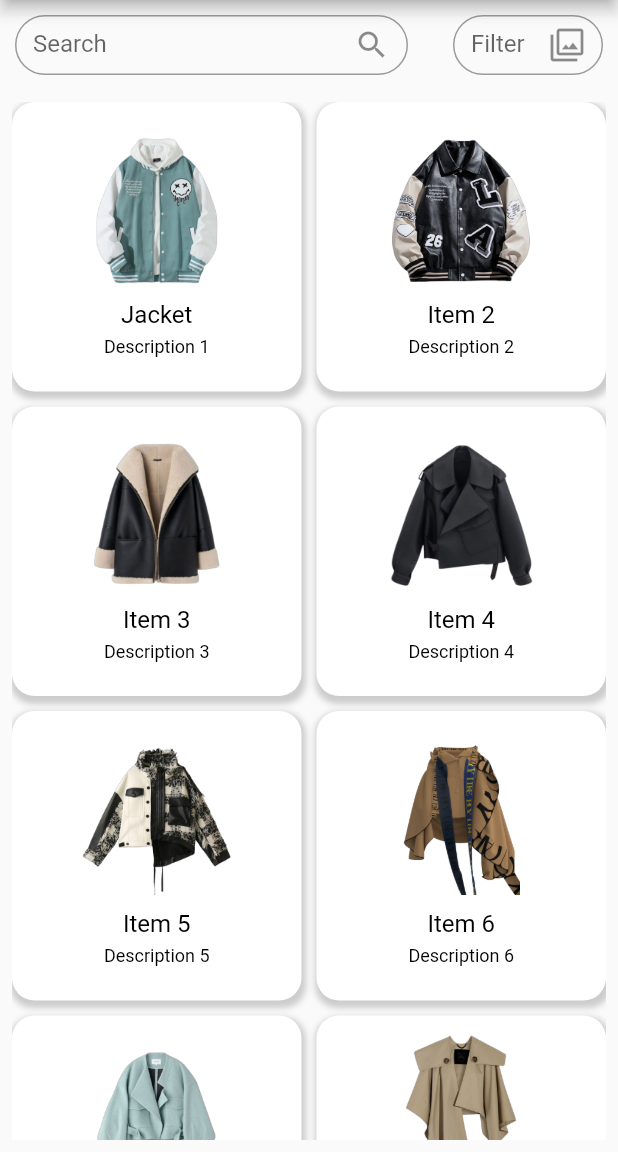
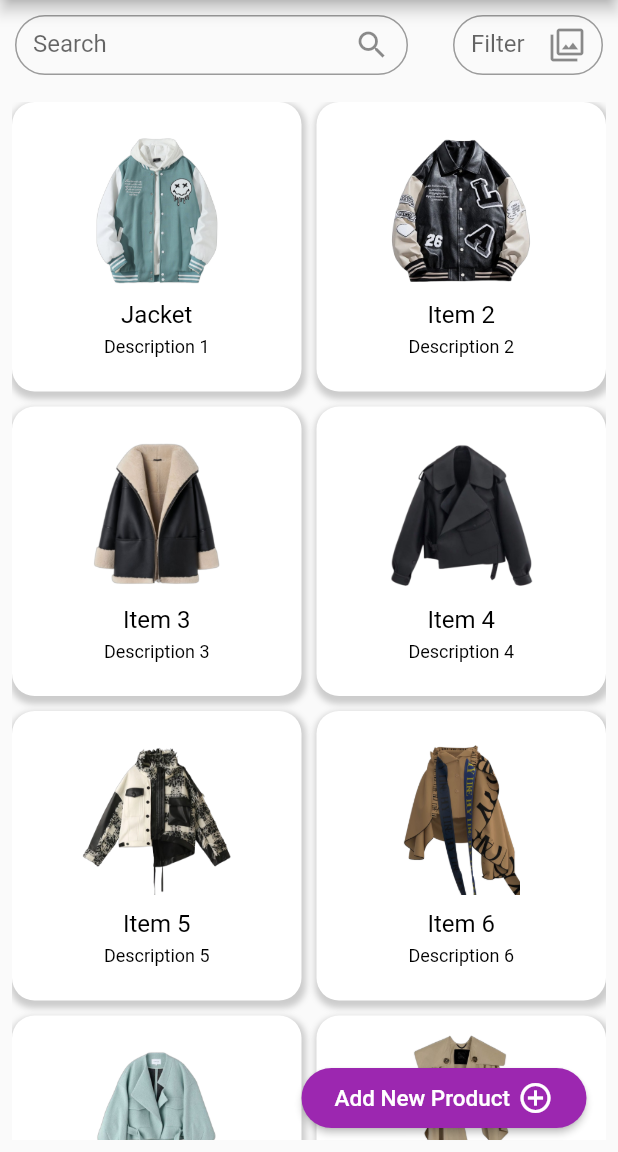
Before and after one commit to dheniraa/section7, a Flutter app: the screen it shows after launch, on a phone screen of 412 x 824 dp, the part 84-1236 px from its top. Run offline on Flutter 3.47's test engine with Material 2 defaults, Android fonts, the phone set to English and light mode, and no system bars; our stand-ins replace get.

Commit message:
update progres 2

```diff
--- a/lib/app/modules/home/views/home_view.dart
+++ b/lib/app/modules/home/views/home_view.dart
@@ -1,7 +1,6 @@
 import 'dart:math';
 
 import 'package:flutter/material.dart';
-
 import 'package:get/get.dart';
 import 'package:section7/app/modules/product/views/product_view.dart';
 
@@ -53,11 +52,6 @@ class HomeView extends GetView {
     'assets/images/7.png',
     'assets/images/8.png',
   ];
-
-  // void onContainerClicked(String title) {
-  //   // Navigasi ke halaman produk dengan judul sebagai argumen
-  //   Get.to(ProductView(title: title));
-  // }
 
   @override
   Widget build(BuildContext context) {
@@ -126,11 +120,12 @@ class HomeView extends GetView {
                   crossAxisSpacing: 10.0,
                   mainAxisSpacing: 10.0,
                 ),
-                // itemBuilder: (context, index) => GestureDetector(
-                //   onTap: () {
-                //     onContainerClicked(items[index]['title']);
-                //   },
-                itemBuilder: (context, index) => Container(
+                itemBuilder: (context, index) => GestureDetector(
+                  // onTap: () {
+                  //   Get.to(ProductView(title: items[index]['title']));
+                  // },
+                  child: Container(
+                    height: 300,
                     decoration: BoxDecoration(
                       color: Colors.white,
                       borderRadius: BorderRadius.circular(15),
@@ -139,7 +134,7 @@ class HomeView extends GetView {
                           color: Colors.grey.withOpacity(0.5),
                           spreadRadius: 2,
                           blurRadius: 3,
-                        offset: Offset(1, 3), // changes position of shadow
+                          offset: Offset(1, 3),
                         ),
                       ],
                     ),
@@ -167,9 +162,41 @@ class HomeView extends GetView {
                 ),
               ),
             ),
-          // ),
+          ),
         ],
       ),
+      floatingActionButton: Container(
+        padding: EdgeInsets.only(right: 5),
+        child: SizedBox(
+          width: 190,
+          height: 40,
+          child: ElevatedButton(
+            onPressed: () {
+              // Aksi ketika tombol "Add New Product" ditekan
+              // Contoh: Navigasi ke halaman tambah produk
+              // Get.to(AddProductView());
+            },
+            child: Row(
+              mainAxisSize: MainAxisSize.min,
+              children: [
+                Text(
+                  'Add New Product',
+                  style: TextStyle(fontSize: 15),
+                ),
+                SizedBox(width: 5),
+                Icon(Icons.add_circle_outline_outlined),
+              ],
+            ),
+            style: ElevatedButton.styleFrom(
+              primary: Colors.purple,
+              shape: RoundedRectangleBorder(
+                borderRadius: BorderRadius.circular(30.0),
+              ),
+            ),
+          ),
+        ),
+      ),
+      floatingActionButtonLocation: FloatingActionButtonLocation.endFloat,
     );
   }
 }
--- a/lib/app/modules/product/views/product_view.dart
+++ b/lib/app/modules/product/views/product_view.dart
@@ -6,6 +6,7 @@ import '../controllers/product_controller.dart';
 
 class ProductView extends GetView<ProductController> {
   const ProductView({Key key}) : super(key: key);
+
   @override
   Widget build(BuildContext context) {
     return Scaffold(
--- a/lib/app/routes/app_pages.dart
+++ b/lib/app/routes/app_pages.dart
@@ -1,5 +1,7 @@
 import 'package:get/get.dart';
 
+import '../modules/addProduct/bindings/add_product_binding.dart';
+import '../modules/addProduct/views/add_product_view.dart';
 import '../modules/home/bindings/home_binding.dart';
 import '../modules/home/views/home_view.dart';
 import '../modules/product/bindings/product_binding.dart';
@@ -23,5 +25,10 @@ class AppPages {
       page: () => const ProductView(),
       binding: ProductBinding(),
     ),
+    GetPage(
+      name: _Paths.ADD_PRODUCT,
+      page: () => const AddProductView(),
+      binding: AddProductBinding(),
+    ),
   ];
 }
--- a/lib/app/routes/app_routes.dart
+++ b/lib/app/routes/app_routes.dart
@@ -5,10 +5,12 @@ abstract class Routes {
   Routes._();
   static const HOME = _Paths.HOME;
   static const PRODUCT = _Paths.PRODUCT;
+  static const ADD_PRODUCT = _Paths.ADD_PRODUCT;
 }
 
 abstract class _Paths {
   _Paths._();
   static const HOME = '/home';
   static const PRODUCT = '/product';
+  static const ADD_PRODUCT = '/add-product';
 }
--- a/pubspec.yaml
+++ b/pubspec.yaml
@@ -30,3 +30,4 @@ flutter:
     - assets/images/6.png
     - assets/images/7.png
     - assets/images/8.png
+    - assets/images/form.png
```
Also changed, not shown: lib/app/modules/addProduct/bindings/add_product_binding.dart (added, +12 -0 lines), lib/app/modules/addProduct/controllers/add_product_controller.dart (added, +23 -0 lines), lib/app/modules/addProduct/views/add_product_view.dart (added, +178 -0 lines), assets/images/form.png (added). Lines whose indentation alone changed are shown as unchanged.
